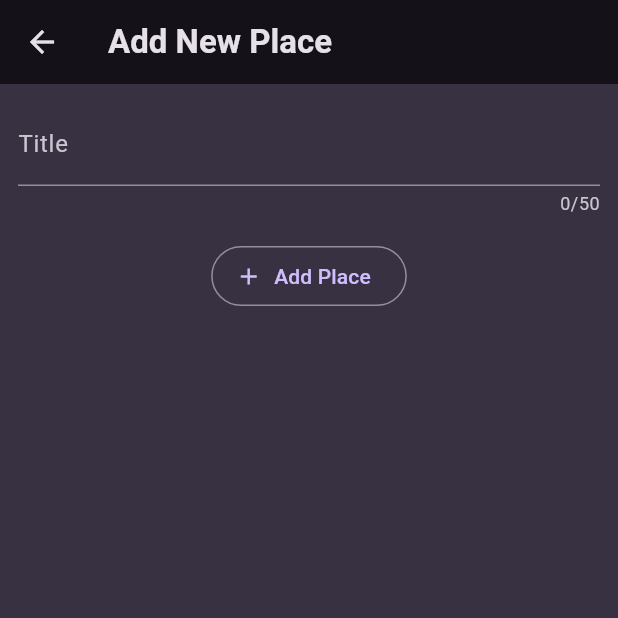
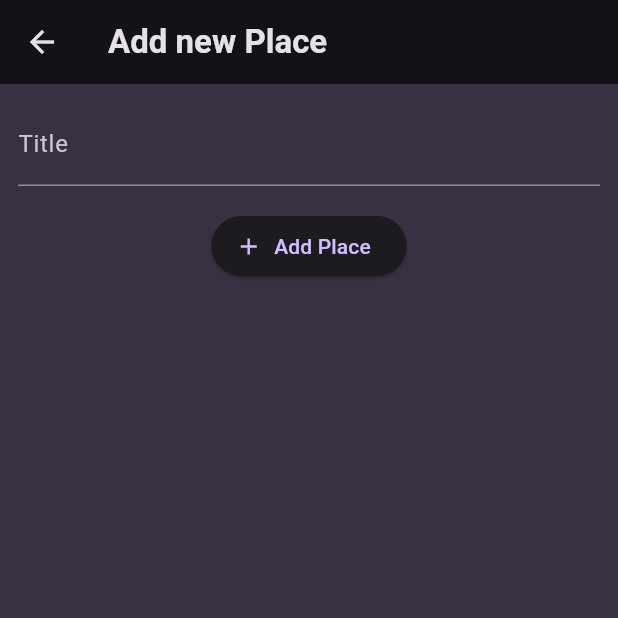
Before and after one commit to Abdullah-Majeed/flutter_favorite_places, a Flutter app: the screen it shows after launch, after a tap on the "add" icon, on a phone screen of 412 x 824 dp, the top half of it. Run offline on Flutter 3.47's test engine with Material 3 defaults, Android fonts, the phone set to English and light mode, and no system bars; our stand-ins replace flutter_riverpod, google_fonts.

Commit message:
basic setup done to add places

```diff
--- a/lib/main.dart
+++ b/lib/main.dart
@@ -1,5 +1,6 @@
-import 'package:favorite_places/screens/tabs.dart';
+import 'package:favorite_places/screens/places.dart';
 import 'package:flutter/material.dart';
+import 'package:flutter_riverpod/flutter_riverpod.dart';
 
 import 'package:google_fonts/google_fonts.dart';
 
@@ -28,7 +29,9 @@ final theme = ThemeData().copyWith(
 
 void main() {
   runApp(
-    const MyApp(),
+    const ProviderScope(
+      child: MyApp(),
+    ),
   );
 }
 
@@ -40,7 +43,7 @@ class MyApp extends StatelessWidget {
     return MaterialApp(
       title: 'Great Places',
       theme: theme,
-      home: const TabScreen(),
+      home: const Places(),
     );
   }
 }
--- a/lib/models/place.dart
+++ b/lib/models/place.dart
@@ -1,5 +1,9 @@
+import 'package:uuid/uuid.dart';
+
+const uuid = Uuid();
+
 class Place {
-  const Place({required this.id, required this.title});
+  Place({required this.title}) : id = uuid.v4();
   final String id;
   final String title;
 }
--- /dev/null
+++ b/lib/providers/user_places.dart
@@ -0,0 +1,15 @@
+import 'package:favorite_places/models/place.dart';
+import 'package:flutter_riverpod/flutter_riverpod.dart';
+
+class UserPlacesNotifier extends StateNotifier<List<Place>> {
+  UserPlacesNotifier() : super(const []);
+
+  void addPlace(String title) {
+    final newPlace = Place(title: title);
+    state = [newPlace, ...state];
+  }
+}
+
+final userPlacesProvider =
+    StateNotifierProvider<UserPlacesNotifier, List<Place>>(
+        (ref) => UserPlacesNotifier());
--- a/lib/screens/add_new_places.dart
+++ /dev/null
@@ -1,67 +0,0 @@
-import 'package:favorite_places/models/place.dart';
-import 'package:flutter/material.dart';
-
-class AddNewPlace extends StatefulWidget {
-  const AddNewPlace({super.key});
-
-  @override
-  State<AddNewPlace> createState() => _AddNewPlaceState();
-}
-
-class _AddNewPlaceState extends State<AddNewPlace> {
-  void _saveItem() async {
-    if (_formKey.currentState!.validate()) {
-      _formKey.currentState!.save();
-      Navigator.of(context).pop(
-        Place(id: DateTime.now().toString(), title: _enteredTitle),
-      );
-    }
-  }
-
-  final _formKey = GlobalKey<FormState>();
-  var _enteredTitle = '';
-  @override
-  Widget build(BuildContext context) {
-    return Scaffold(
-      appBar: AppBar(
-        title: const Text('Add New Place'),
-      ),
-      body: Padding(
-        padding: const EdgeInsets.all(12),
-        child: Form(
-          key: _formKey,
-          child: Column(
-            children: [
-              TextFormField(
-                validator: (value) {
-                  if (value == null ||
-                      value.isEmpty ||
-                      value.trim().length <= 1 ||
-                      value.trim().length > 50) {
-                    return "Must be between 1 and 50 characters.";
-                  }
-                  return null;
-                },
-                maxLength: 50,
-                onSaved: (newValue) {
-                  _enteredTitle = newValue!;
-                },
-                decoration: const InputDecoration(
-                  label: Text('Title'),
-                ),
-              ),
-              const SizedBox(
-                height: 16,
-              ),
-              OutlinedButton.icon(
-                onPressed: _saveItem,
-                icon: const Icon(Icons.add),
-                label: const Text('Add Place'),
-              )
-            ],
-          ),
-        ),
-      ),
-    );
-  }
-}
--- /dev/null
+++ b/lib/screens/add_places_new.dart
@@ -0,0 +1,62 @@
+import 'package:favorite_places/providers/user_places.dart';
+import 'package:flutter/material.dart';
+import 'package:flutter_riverpod/flutter_riverpod.dart';
+
+class AddPlacesScreenNew extends ConsumerStatefulWidget {
+  const AddPlacesScreenNew({super.key});
+
+  @override
+  ConsumerState<AddPlacesScreenNew> createState() => _AddPlacesScreenNewState();
+}
+
+class _AddPlacesScreenNewState extends ConsumerState<AddPlacesScreenNew> {
+  final _titleController = TextEditingController();
+
+  void savePlace() {
+    final enteredTitle = _titleController.text;
+
+    if (enteredTitle.isEmpty) {
+      return;
+    }
+    ref.read(userPlacesProvider.notifier).addPlace(enteredTitle);
+    Navigator.pop(context);
+  }
+
+  @override
+  void dispose() {
+    _titleController.dispose();
+    super.dispose();
+  }
+
+  @override
+  Widget build(BuildContext context) {
+    return Scaffold(
+      appBar: AppBar(
+        title: const Text('Add new Place'),
+      ),
+      body: SingleChildScrollView(
+        child: Padding(
+          padding: const EdgeInsets.all(12.0),
+          child: Column(
+            children: [
+              TextField(
+                  decoration: const InputDecoration(labelText: "Title"),
+                  controller: _titleController,
+                  style: TextStyle(
+                      color: Theme.of(context).colorScheme.onBackground)),
+              const SizedBox(
+                height: 16,
+              ),
+              ElevatedButton.icon(
+                  onPressed: () {
+                    savePlace();
+                  },
+                  icon: const Icon(Icons.add),
+                  label: const Text('Add Place'))
+            ],
+          ),
+        ),
+      ),
+    );
+  }
+}
--- /dev/null
+++ b/lib/screens/places.dart
@@ -0,0 +1,31 @@
+import 'package:favorite_places/providers/user_places.dart';
+import 'package:favorite_places/screens/add_places_new.dart';
+import 'package:favorite_places/widgets/places_list.dart';
+import 'package:flutter/material.dart';
+import 'package:flutter_riverpod/flutter_riverpod.dart';
+
+class Places extends ConsumerWidget {
+  const Places({super.key});
+
+  @override
+  Widget build(BuildContext context, WidgetRef ref) {
+    final userPlaces = ref.watch(userPlacesProvider);
+    return Scaffold(
+      appBar: AppBar(
+        title: const Text('Your Places'),
+        actions: [
+          IconButton(
+            onPressed: () {
+              Navigator.of(context).push(MaterialPageRoute(
+                  builder: (ctx) => const AddPlacesScreenNew()));
+            },
+            icon: const Icon(Icons.add),
+          )
+        ],
+      ),
+      body: PlacesList(
+        places: userPlaces,
+      ),
+    );
+  }
+}
--- a/lib/screens/tabs.dart
+++ b/lib/screens/tabs.dart
@@ -1,4 +1,4 @@
-import 'package:favorite_places/screens/add_new_places.dart';
+import 'package:favorite_places/screens/add_places.dart';
 import 'package:flutter/material.dart';
 import 'package:favorite_places/models/place.dart';
 
@@ -14,7 +14,7 @@ class _TabScreenState extends State<TabScreen> {
 
   void _addNewPlace(BuildContext context) async {
     final newPlaceData = await Navigator.of(context)
-        .push<Place>(MaterialPageRoute(builder: (ctx) => const AddNewPlace()));
+        .push<Place>(MaterialPageRoute(builder: (ctx) => const AddPlaceScreen()));
     if (newPlaceData == null) {
       return;
     }
--- /dev/null
+++ b/lib/widgets/places_list.dart
@@ -0,0 +1,42 @@
+import 'package:favorite_places/screens/places_detail.dart';
+import 'package:flutter/material.dart';
+import 'package:favorite_places/models/place.dart';
+
+class PlacesList extends StatelessWidget {
+  const PlacesList({super.key, required this.places});
+
+  final List<Place> places;
+
+  @override
+  Widget build(BuildContext context) {
+    Widget mainContent = Center(
+      child: Text(
+        'No places add yet',
+        style: Theme.of(context)
+            .textTheme
+            .bodyLarge!
+            .copyWith(color: Theme.of(context).colorScheme.onBackground),
+      ),
+    );
+
+    if (places.isNotEmpty) {
+      mainContent = ListView.builder(
+          itemCount: places.length,
+          itemBuilder: ((context, index) {
+            return ListTile(
+              title: Text(
+                places[index].title,
+                style: Theme.of(context).textTheme.titleMedium!.copyWith(
+                    color: Theme.of(context).colorScheme.onBackground),
+              ),
+              onTap: () {
+                Navigator.of(context).push(MaterialPageRoute(
+                    builder: (ctx) =>
+                        PlacesDetailScreen(place: places[index])));
+              },
+            );
+          }));
+    }
+    return mainContent;
+  }
+}
--- a/pubspec.yaml
+++ b/pubspec.yaml
@@ -36,6 +36,8 @@ dependencies:
   # Use with the CupertinoIcons class for iOS style icons.
   cupertino_icons: ^1.0.6
   google_fonts: ^6.2.1
+  flutter_riverpod: ^2.5.1
+  uuid: ^4.4.2
 
 dev_dependencies:
   flutter_test:
```
Also changed, not shown: lib/data/dummy_places_data.dart (+4 -4 lines), lib/screens/add_places.dart (added, +69 -0 lines), lib/screens/places_detail.dart (added, +26 -0 lines), pubspec.lock.
